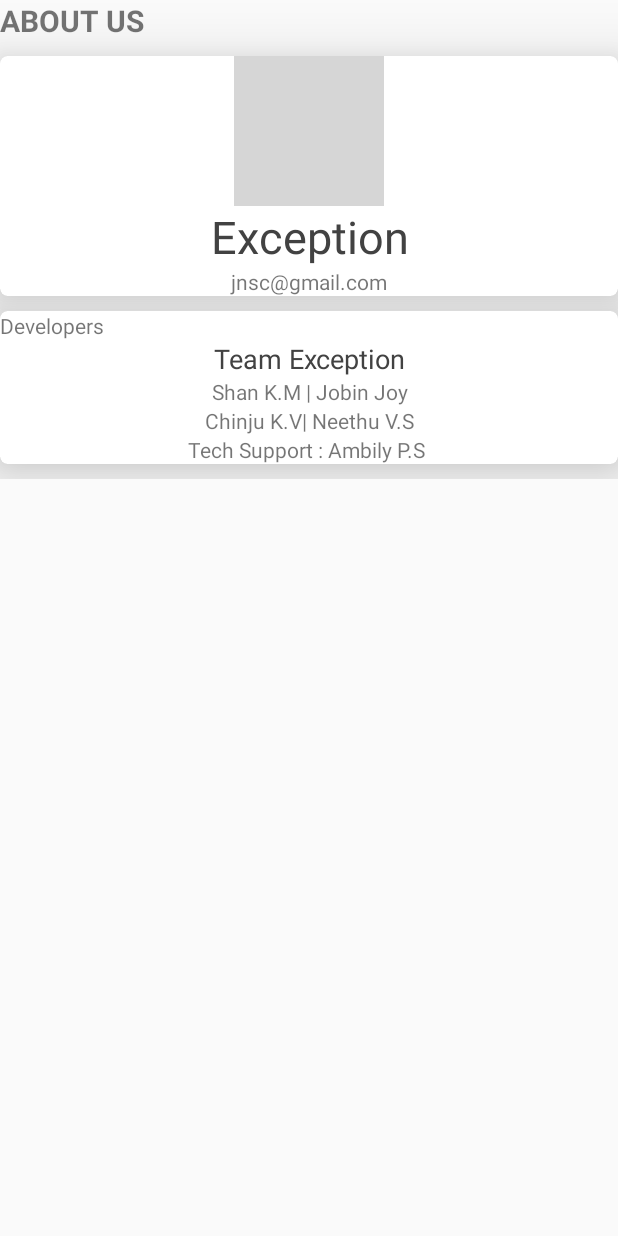
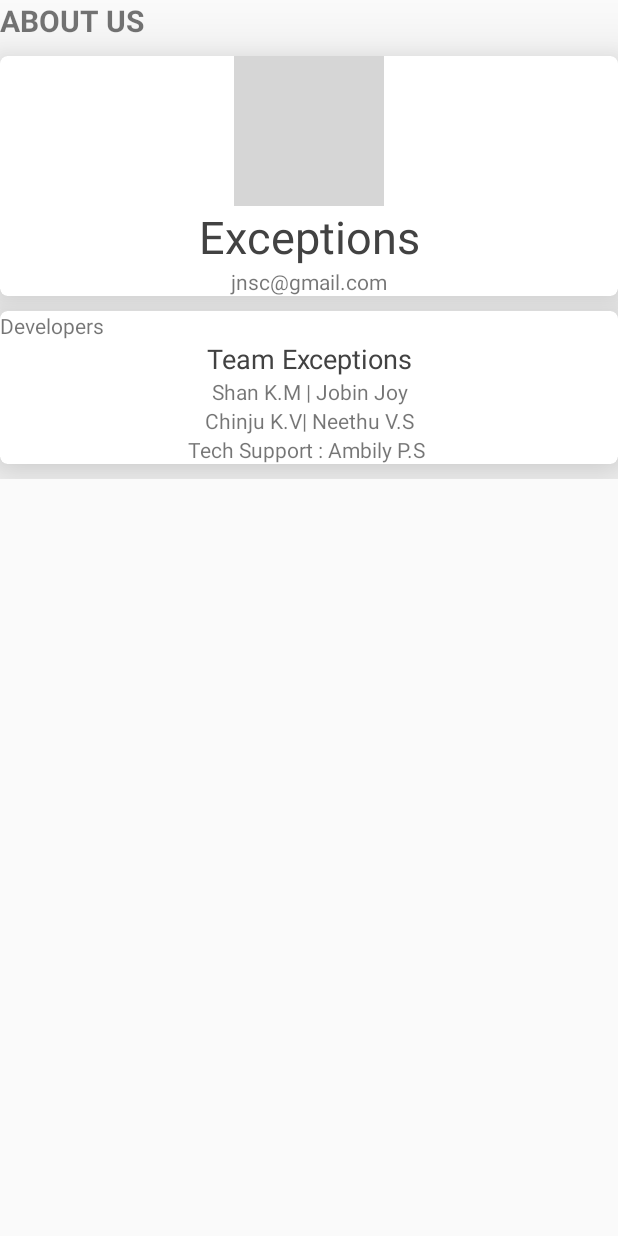
Before and after one commit to shanvpz/xmasgreeting, an Android app: the layout dailogabout.xml on its own in the app's theme, with its tools: preview values and no code run, on a phone screen of 412 x 824 dp. Run offline under Robolectric (Android 15) with nearby library versions, the phone set to English and light mode, and no system bars; grey boxes are pictures that could not be loaded.

```diff
--- a/app/src/main/res/layout/dailogabout.xml
+++ b/app/src/main/res/layout/dailogabout.xml
@@ -42,7 +42,7 @@
                 android:id="@+id/textView"
                 android:layout_width="match_parent"
                 android:layout_height="wrap_content"
-                android:text="Exception"
+                android:text="Exceptions"
                 android:textAlignment="center"
                 android:textColor="@color/cardview_dark_background"
                 android:textSize="30sp" />
@@ -81,7 +81,7 @@
                 android:id="@+id/textView6"
                 android:layout_width="match_parent"
                 android:layout_height="wrap_content"
-                android:text="Team Exception"
+                android:text="Team Exceptions"
                 android:textAlignment="center"
                 android:textColor="@color/cardview_dark_background"
                 android:textSize="18sp" />
```
Also changed, not shown: app/src/main/res/layout/progressbarlayout.xml (renamed from app/src/main/res/layout/spinnerlayout.xml).
